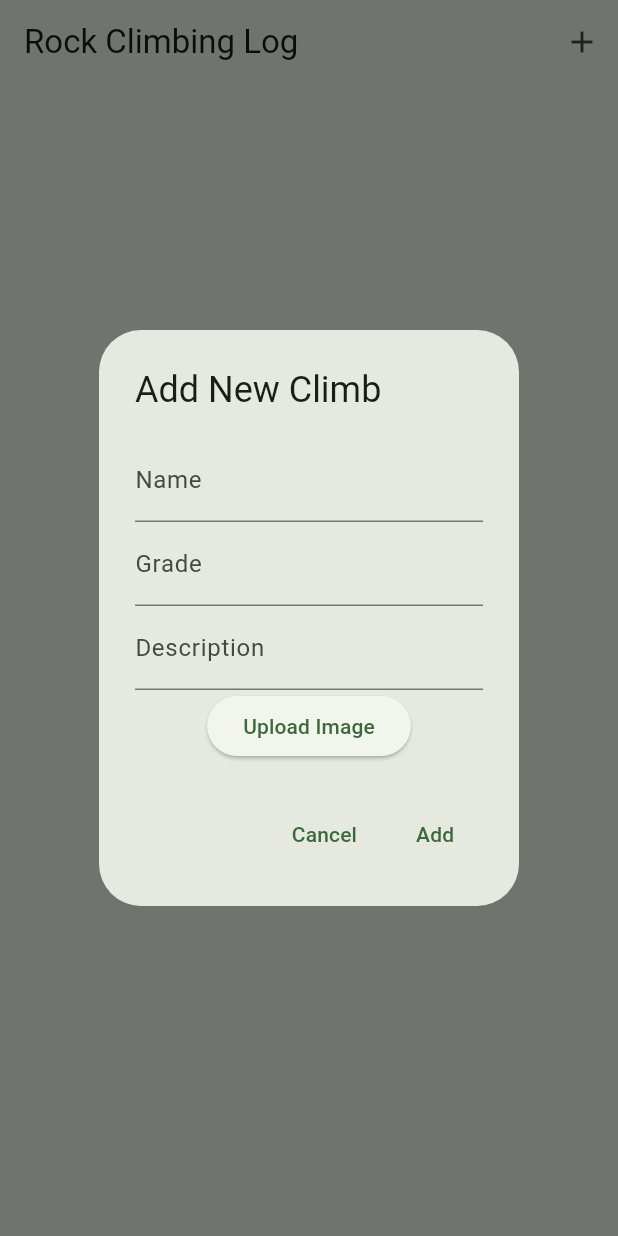
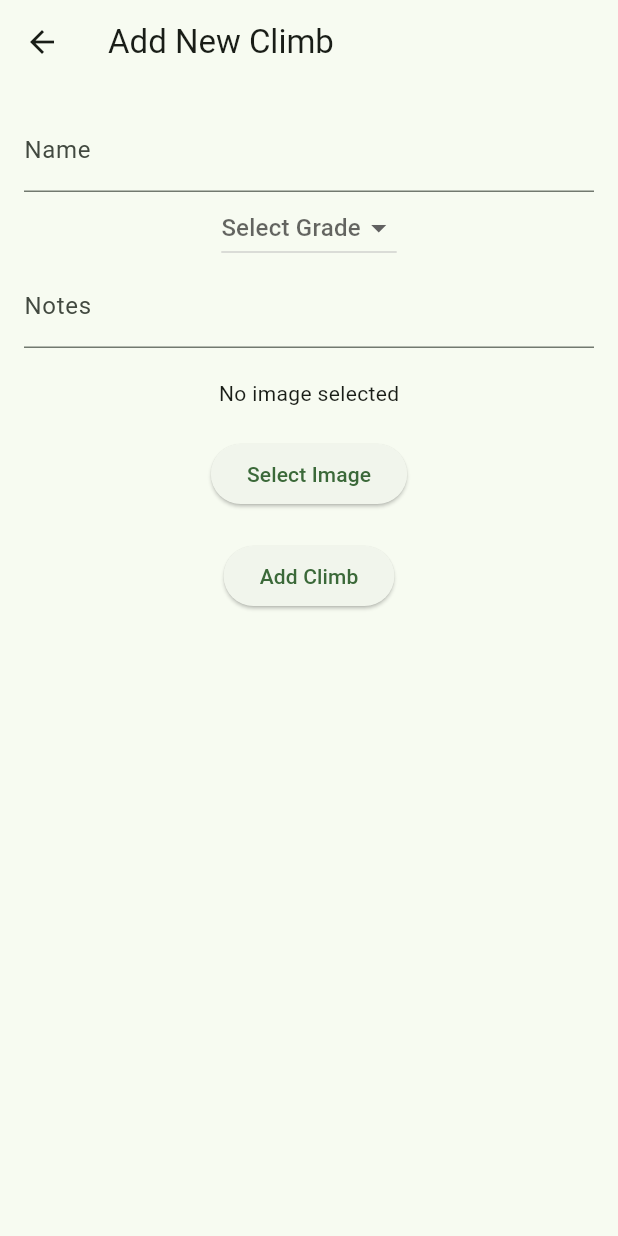
Before and after one commit to Cam235/climbing-app, a Flutter app: the screen it shows after launch, after a tap on the "add" icon, on a phone screen of 412 x 824 dp. Run offline on Flutter 3.47's test engine with Material 3 defaults, Android fonts, the phone set to English and light mode, and no system bars; our stand-ins replace image_picker, shared_preferences.

```diff
--- a/lib/main.dart
+++ b/lib/main.dart
@@ -1,4 +1,6 @@
 import 'package:flutter/material.dart';
+import 'package:shared_preferences/shared_preferences.dart';
+import 'settings_page.dart';
 import 'package:image_picker/image_picker.dart';
 import 'package:provider/provider.dart';
 import 'dart:io';
@@ -15,7 +17,7 @@ class MyApp extends StatelessWidget {
     return ChangeNotifierProvider(
       create: (context) => MyAppState(),
       child: MaterialApp(
-        title: 'Rock Climbing Log',
+        title: 'Bouldering Log',
         theme: ThemeData(
           useMaterial3: true,
           colorScheme: ColorScheme.fromSeed(seedColor: Colors.green),
@@ -29,27 +31,100 @@ class MyApp extends StatelessWidget {
 class Climb {
   String name;
   String grade;
-  String description;
+  String notes;
   String photoPath;
 
-  Climb({required this.name, required this.grade, required this.description, this.photoPath = ''});
+  Climb({required this.name, required this.grade, required this.notes, this.photoPath = ''});
 }
 
 class MyAppState extends ChangeNotifier {
+  String gradingType = 'Font';
   List<Climb> climbs = [];
+  Map<String, List<String>> gradingScales = {
+    'Font': ['5a', '5b', '5c', '6a', '6b', '6c', '7a', '7b', '7c'],
+    'V-Scale': ['V0', 'V1', 'V2', 'V3', 'V4', 'V5', 'V6', 'V7', 'V8']
+  };
 
-  void addClimb(Climb climb) {
-    climbs.add(climb);
+  MyAppState() {
+    loadGradingType();
+    loadClimbs();
+  }
+
+  Future<void> loadGradingType() async {
+    try {
+      SharedPreferences prefs = await SharedPreferences.getInstance();
+      gradingType = prefs.getString('gradingType')?.toLowerCase() ?? 'font';
+      print('Loaded gradingType: $gradingType');
+      notifyListeners();
+    } catch (e) {
+      print("Error loading grading type: $e");
+    }
+  }
+
+  Future<void> loadClimbs() async {
+    try {
+      SharedPreferences prefs = await SharedPreferences.getInstance();
+      List<String>? climbsData = prefs.getStringList('climbs');
+      if (climbsData != null) {
+        climbs = climbsData.map((climbString) {
+          List<String> climbParts = climbString.split('|');
+          return Climb(
+            name: climbParts[0],
+            grade: climbParts[1],
+            notes: climbParts[2],
+            photoPath: climbParts.length > 3 ? climbParts[3] : '',
+          );
+        }).toList();
+        notifyListeners();
+      }
+    } catch (e) {
+      print("Error loading climbs: $e");
+    }
+  }
+
+  Future<void> saveClimbs() async {
+    try {
+      SharedPreferences prefs = await SharedPreferences.getInstance();
+      List<String> climbsData = climbs.map((climb) {
+        return '${climb.name}|${climb.grade}|${climb.notes}|${climb.photoPath}';
+      }).toList();
+      await prefs.setStringList('climbs', climbsData);
+    } catch (e) {
+      print("Error saving climbs: $e");
+    }
+  }
+
+  List<String> getCurrentGradingScale() {
+    print('Grading Scales: $gradingScales');
+    print('Current gradingType: $gradingType');
+    return gradingScales[gradingType.capitalize()] ?? [];
+  }
+
+  void addClimb(String name, String grade, String notes) {
+    climbs.add(Climb(name: name, grade: grade, notes: notes));
+    notifyListeners();
+    saveClimbs();
+  }
+
+  void deleteClimb(Climb climb) {
+    climbs.remove(climb);
+    saveClimbs();
     notifyListeners();
   }
 
-  Future<void> pickAndUploadImage(Climb climb) async {
-    final picker = ImagePicker();
-    final pickedFile = await picker.pickImage(source: ImageSource.gallery);
-    if (pickedFile != null) {
-      climb.photoPath = pickedFile.path;
+  void updateClimb(Climb oldClimb, Climb newClimb) {
+    int index = climbs.indexOf(oldClimb);
+    if (index != -1) {
+      climbs[index] = newClimb;
+      saveClimbs();
       notifyListeners();
     }
+  }
+}
+
+extension StringExtension on String {
+  String capitalize() {
+    return "${this[0].toUpperCase()}${substring(1).toLowerCase()}";
   }
 }
 
@@ -58,125 +133,239 @@ class MyHomePage extends StatelessWidget {
   Widget build(BuildContext context) {
     return Scaffold(
       appBar: AppBar(
-        title: Text('Rock Climbing Log'),
-        actions: [
+        title: Text('Bouldering Log'),
+        actions: <Widget>[
           IconButton(
-            icon: Icon(Icons.add),
-            onPressed: () => _showAddClimbDialog(context),
+            icon: Icon(Icons.settings),
+            onPressed: () {
+              Navigator.push(
+                context,
+                MaterialPageRoute(builder: (context) => SettingsPage()),
+              );
+            },
           ),
         ],
       ),
       body: Consumer<MyAppState>(
-        builder: (context, state, child) {
+        builder: (context, myAppState, child) {
           return ListView.builder(
-            itemCount: state.climbs.length,
+            itemCount: myAppState.climbs.length,
             itemBuilder: (context, index) {
-              final climb = state.climbs[index];
+              Climb climb = myAppState.climbs[index];
               return ListTile(
                 title: Text(climb.name),
-                subtitle: Text('${climb.grade} - ${climb.description}'),
-                onTap: () => Navigator.push(
+                subtitle: Text(climb.grade),
+                onTap: () {
+                  Navigator.push(
                     context,
-                  MaterialPageRoute(builder: (context) => ClimbDetailsPage(climb: climb)),
+                    MaterialPageRoute(
+                      builder: (context) => ClimbDetailsPage(climb: climb),
                     ),
                   );
                 },
               );
             },
+          );
+        },
+      ),
+      floatingActionButton: FloatingActionButton(
+        onPressed: () {
+          Navigator.push(
+            context,
+            MaterialPageRoute(
+              builder: (context) => AddClimbPage(),
             ),
           );
-  }
-
-  void _showAddClimbDialog(BuildContext context) {
-    final TextEditingController nameController = TextEditingController();
-    final TextEditingController gradeController = TextEditingController();
-    final TextEditingController descriptionController = TextEditingController();
-
-    showDialog(
-      context: context,
-      builder: (BuildContext context) {
-        return AlertDialog(
-          title: Text('Add New Climb'),
-          content: Column(
-            mainAxisSize: MainAxisSize.min,
-            children: <Widget>[
-              TextField(
-                controller: nameController,
-                decoration: InputDecoration(labelText: 'Name'),
+        },
+        child: Icon(Icons.add),
       ),
-              TextField(
-                controller: gradeController,
-                decoration: InputDecoration(labelText: 'Grade'),
-              ),
-              TextField(
-                controller: descriptionController,
-                decoration: InputDecoration(labelText: 'Description'),
-              ),
-              ElevatedButton(
-                onPressed: () async {
-                  final picker = ImagePicker();
-                  final XFile? image = await picker.pickImage(source: ImageSource.gallery);
-                  if (image != null) {
-                    Provider.of<MyAppState>(context, listen: false).addClimb(
-                      Climb(
-                        name: nameController.text,
-                        grade: gradeController.text,
-                        description: descriptionController.text,
-                        photoPath: image.path,
-                      ),
-                    );
-                    Navigator.of(context).pop();
-                  }
-                },
-                child: Text('Upload Image'),
-              ),
-            ],
-          ),
-          actions: <Widget>[
-            TextButton(
-              child: Text('Cancel'),
-              onPressed: () => Navigator.of(context).pop(),
-            ),
-            TextButton(
-              child: Text('Add'),
-              onPressed: () {
-                final climb = Climb(
-                  name: nameController.text,
-                  grade: gradeController.text,
-                  description: descriptionController.text,
-                  // photoPath will be added when the image is picked
-                );
-                Provider.of<MyAppState>(context, listen: false).addClimb(climb);
-                Navigator.of(context).pop();
-              },
-            ),
-          ],
-        );
-      },
     );
   }
 }
 
-class ClimbDetailsPage extends StatelessWidget {
+class AddClimbPage extends StatefulWidget {
+  @override
+  _AddClimbPageState createState() => _AddClimbPageState();
+}
+
+class _AddClimbPageState extends State<AddClimbPage> {
+  final TextEditingController _nameController = TextEditingController();
+  final TextEditingController _notesController = TextEditingController();
+  String _photoPath = '';
+  String? selectedGrade;
+
+  @override
+  Widget build(BuildContext context) {
+    final myAppState = Provider.of<MyAppState>(context);
+    final gradingScale = myAppState.getCurrentGradingScale();
+
+    print('Grading Scale: $gradingScale');
+
+    return Scaffold(
+      appBar: AppBar(
+        title: Text('Add New Climb'),
+      ),
+      body: Padding(
+        padding: const EdgeInsets.all(16.0),
+        child: Column(
+          children: [
+            TextField(
+              controller: _nameController,
+              decoration: InputDecoration(labelText: 'Name'),
+            ),
+            DropdownButton<String>(
+              value: selectedGrade,
+              hint: Text('Select Grade'),
+              items: gradingScale.map<DropdownMenuItem<String>>((String value) {
+                return DropdownMenuItem<String>(
+                  value: value,
+                  child: Text(value),
+                );
+              }).toList(),
+              onChanged: (String? newValue) {
+                setState(() {
+                  selectedGrade = newValue;
+                });
+              },
+            ),
+            TextField(
+              controller: _notesController,
+              decoration: InputDecoration(labelText: 'Notes'),
+            ),
+            SizedBox(height: 20),
+            _photoPath.isNotEmpty
+                ? Image.file(File(_photoPath))
+                : Text("No image selected"),
+            SizedBox(height: 20),
+            ElevatedButton(
+              onPressed: () async {
+                final ImagePicker picker = ImagePicker();
+                final XFile? image = await picker.pickImage(source: ImageSource.gallery);
+                if (image != null) {
+                  setState(() {
+                    _photoPath = image.path;
+                  });
+                }
+              },
+              child: Text('Select Image'),
+            ),
+            SizedBox(height: 20),
+            ElevatedButton(
+              onPressed: () {
+                if (_nameController.text.isNotEmpty &&
+                    selectedGrade != null &&
+                    _notesController.text.isNotEmpty) {
+                  Climb newClimb = Climb(
+                    name: _nameController.text,
+                    grade: selectedGrade!,
+                    notes: _notesController.text,
+                    photoPath: _photoPath,
+                  );
+                  myAppState.addClimb(newClimb.name, newClimb.grade, newClimb.notes);
+                  Navigator.of(context).pop();
+                } else {
+                  ScaffoldMessenger.of(context).showSnackBar(
+                    SnackBar(content: Text('Please fill out all fields')),
+                  );
+                }
+              },
+              child: Text('Add Climb'),
+            ),
+          ],
+        ),
+      ),
+    );
+  }
+}
+
+class ClimbDetailsPage extends StatefulWidget {
   final Climb climb;
 
   ClimbDetailsPage({required this.climb});
 
   @override
+  _ClimbDetailsPageState createState() => _ClimbDetailsPageState();
+}
+
+class _ClimbDetailsPageState extends State<ClimbDetailsPage> {
+  late TextEditingController _nameController;
+  late TextEditingController _gradeController;
+  late TextEditingController _notesController;
+  String _photoPath = '';
+
+  @override
+  void initState() {
+    super.initState();
+    _nameController = TextEditingController(text: widget.climb.name);
+    _gradeController = TextEditingController(text: widget.climb.grade);
+    _notesController = TextEditingController(text: widget.climb.notes);
+    _photoPath = widget.climb.photoPath;
+  }
+
+  @override
   Widget build(BuildContext context) {
     return Scaffold(
       appBar: AppBar(
-        title: Text('Climb Details'),
+        title: Text('Edit Climb'),
+        actions: [
+          IconButton(
+            icon: Icon(Icons.delete),
+            onPressed: () {
+              Provider.of<MyAppState>(context, listen: false).deleteClimb(widget.climb);
+              Navigator.of(context).pop();
+            },
           ),
-      body: Column(
+        ],
+      ),
+      body: Padding(
+        padding: const EdgeInsets.all(16.0),
+        child: Column(
           children: [
-          Text('Name: ${climb.name}'),
-          Text('Grade: ${climb.grade}'),
-          Text('Description: ${climb.description}'),
-          climb.photoPath.isNotEmpty
-              ? Image.file(File(climb.photoPath))
+            TextField(
+              controller: _nameController,
+              decoration: InputDecoration(labelText: 'Name'),
+            ),
+            TextField(
+              controller: _gradeController,
+              decoration: InputDecoration(labelText: 'Grade'),
+            ),
+            TextField(
+              controller: _notesController,
+              decoration: InputDecoration(labelText: 'Notes'),
+            ),
+            SizedBox(height: 20),
+            _photoPath.isNotEmpty
+                ? Image.file(File(_photoPath))
                 : Text("No image selected"),
+            SizedBox(height: 20),
+            ElevatedButton(
+              onPressed: () async {
+                final ImagePicker picker = ImagePicker();
+                final XFile? image = await picker.pickImage(source: ImageSource.gallery);
+                if (image != null) {
+                  setState(() {
+                    _photoPath = image.path;
+                  });
+                }
+              },
+              child: Text('Select Image'),
+            ),
+            SizedBox(height: 20),
+            ElevatedButton(
+              onPressed: () {
+                Climb updatedClimb = Climb(
+                  name: _nameController.text,
+                  grade: _gradeController.text,
+                  notes: _notesController.text,
+                  photoPath: _photoPath,
+                );
+                Provider.of<MyAppState>(context, listen: false).updateClimb(widget.climb, updatedClimb);
+                Navigator.of(context).pop();
+              },
+              child: Text('Save'),
+            ),
           ],
+        ),
       ),
     );
   }
--- a/pubspec.yaml
+++ b/pubspec.yaml
@@ -13,6 +13,7 @@ dependencies:
     sdk: flutter
   provider: ^6.0.0
   image_picker: ^0.8.5+3
+  shared_preferences: ^2.2.3
 
 dev_dependencies:
   flutter_test:
```
Also changed, not shown: lib/settings_page.dart (added, +81 -0 lines), pubspec.lock, 1 other file. Lines whose indentation alone changed are shown as unchanged.
